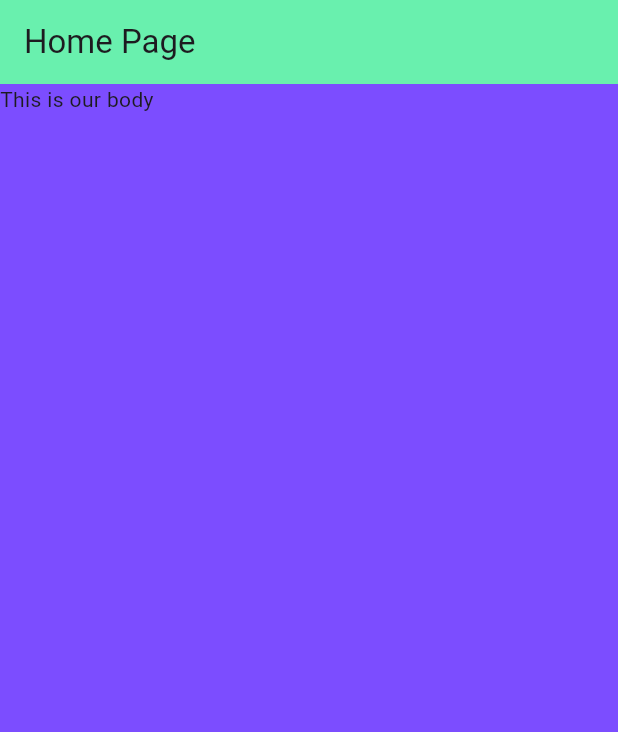
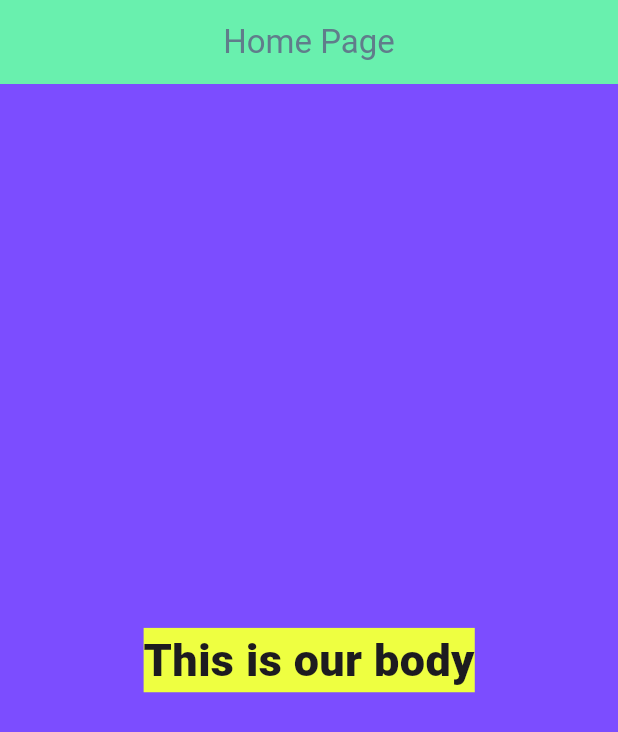
Before and after one commit to VishishtaDilsara/first-flutter-app, a Flutter app: the screen it shows after launch, on a phone screen of 412 x 824 dp. Shown: the top 732 px of the screen. Run offline on Flutter 3.47's test engine with Material 3 defaults, Android fonts, the phone set to English and light mode, and no system bars.

Commit message:
Single child Widget explain

```diff
--- a/lib/screens/home_page.dart
+++ b/lib/screens/home_page.dart
@@ -9,9 +9,16 @@ class HomePage extends StatelessWidget {
       backgroundColor: Colors.deepPurpleAccent,
       appBar: AppBar(
         backgroundColor: Colors.greenAccent,
-        title: Text('Home Page'),
+        title: Center(child: Text('Home Page', style: TextStyle(color: Colors.blueGrey, ),),),
         ),
-      body: Text('This is our body'),
+      body: Center(child: Text('This is our body',
+      style: TextStyle(
+        fontSize: 30 ,
+        fontWeight: FontWeight.w900 ,
+        backgroundColor: Colors.limeAccent
+        ),
+        )
+        ),
     );
   }
 }
```
Also changed, not shown: lib/main.dart (line endings or trailing spaces).
